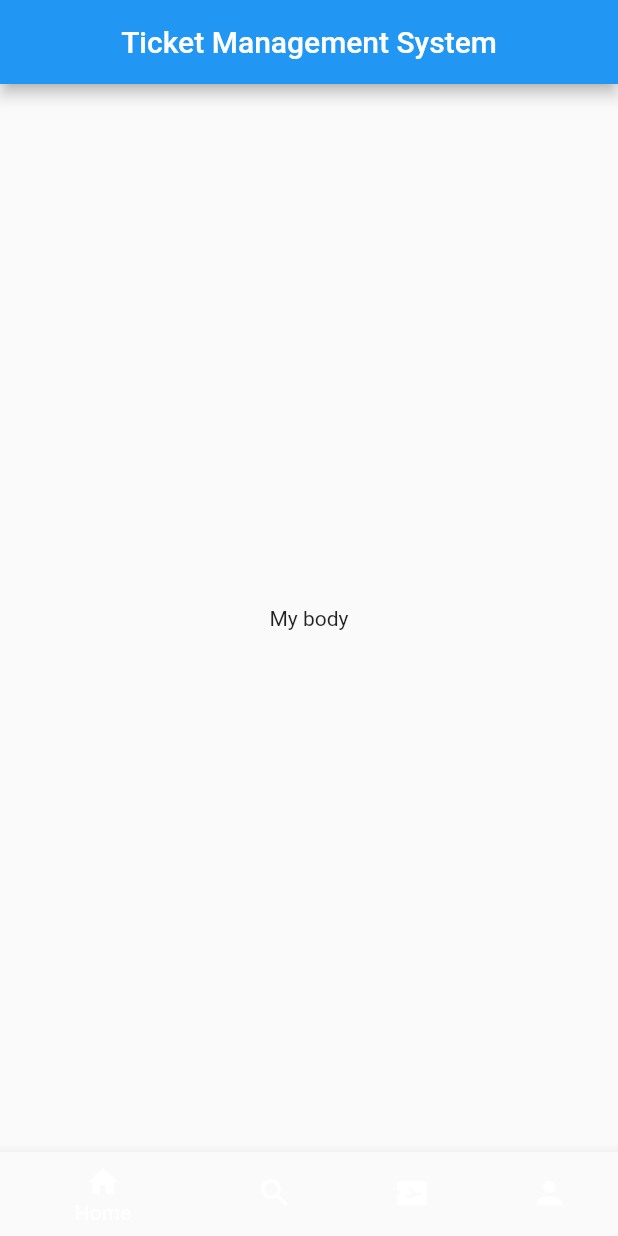
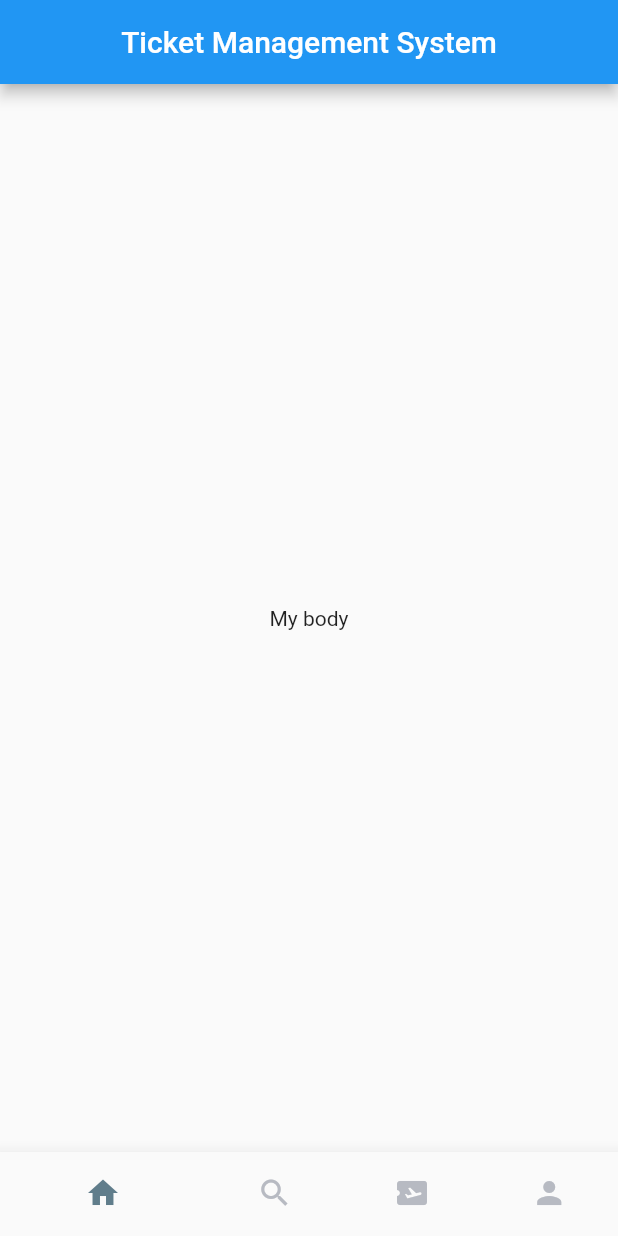
Before and after one commit to Heinirich/Ticket_system, a Flutter app: the screen it shows after launch, on a phone screen of 412 x 824 dp. Run offline on Flutter 3.47's test engine with Material 2 defaults, Android fonts, the phone set to English and light mode, and no system bars.

Commit message:
Flutter Fixes

```diff
--- a/lib/screens/bottom_bar.dart
+++ b/lib/screens/bottom_bar.dart
@@ -20,6 +20,11 @@ class _BottomBarState extends State<BottomBar> {
         child: Text("My body"),
       ),
       bottomNavigationBar: BottomNavigationBar(
+        elevation: 10,
+        showSelectedLabels: false,
+        showUnselectedLabels: false,
+        selectedItemColor: Colors.blueGrey,
+        unselectedItemColor: const Color.fromARGB(255, 183, 186, 194),
         items: const [
           BottomNavigationBarItem(label: "Home", icon: Icon(Icons.home)),
           BottomNavigationBarItem(label: "Search", icon: Icon(Icons.search)),
--- a/pubspec.yaml
+++ b/pubspec.yaml
@@ -34,6 +34,7 @@ dependencies:
   # The following adds the Cupertino Icons font to your application.
   # Use with the CupertinoIcons class for iOS style icons.
   cupertino_icons: ^1.0.2
+  fluentui_icons: ^1.0.0
 
 dev_dependencies:
   flutter_test:
```
Also changed, not shown: pubspec.lock.
